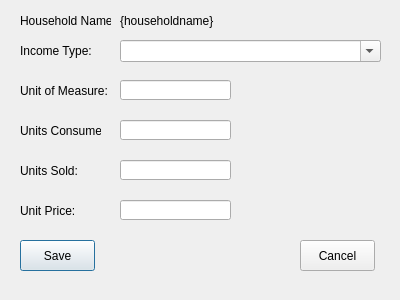
Before: the Qt Designer form open-ihm/gui/designs/ui_household_income_crops.ui in snim2mirror/openihm, drawn with Qt 5.
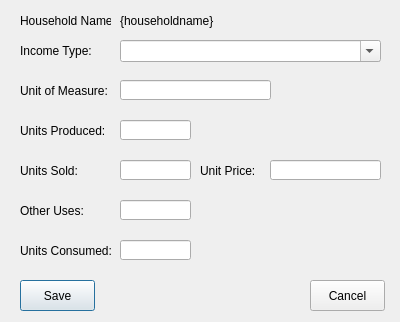
After: the same form once the commit is applied.

Commit message: Issue 35, 36 and 42: Modified data entry forms for assets, income: crops, livestock, transfers etc

What changed in the file:
```diff
--- a/open-ihm/gui/designs/ui_household_income_crops.ui
+++ b/open-ihm/gui/designs/ui_household_income_crops.ui
@@ -7,7 +7,7 @@
     <x>0</x>
     <y>0</y>
     <width>400</width>
-    <height>300</height>
+    <height>322</height>
    </rect>
   </property>
   <property name="windowTitle">
@@ -29,8 +29,8 @@
   <widget class="QLineEdit" name="txtUnitPrice">
    <property name="geometry">
     <rect>
-     <x>120</x>
-     <y>200</y>
+     <x>270</x>
+     <y>160</y>
      <width>111</width>
      <height>20</height>
     </rect>
@@ -49,12 +49,12 @@
     <bool>true</bool>
    </property>
   </widget>
-  <widget class="QLineEdit" name="txtUnitOfMeasure">
+  <widget class="QLineEdit" name="txtUnitsProduced">
    <property name="geometry">
     <rect>
      <x>120</x>
-     <y>80</y>
-     <width>111</width>
+     <y>120</y>
+     <width>71</width>
      <height>20</height>
     </rect>
    </property>
@@ -63,8 +63,8 @@
    <property name="geometry">
     <rect>
      <x>120</x>
-     <y>160</y>
-     <width>111</width>
+     <y>240</y>
+     <width>71</width>
      <height>20</height>
     </rect>
    </property>
@@ -72,8 +72,8 @@
   <widget class="QPushButton" name="cmdCancel">
    <property name="geometry">
     <rect>
-     <x>300</x>
-     <y>240</y>
+     <x>310</x>
+     <y>280</y>
      <width>75</width>
      <height>31</height>
     </rect>
@@ -85,9 +85,9 @@
   <widget class="QLabel" name="label_6">
    <property name="geometry">
     <rect>
-     <x>20</x>
-     <y>200</y>
-     <width>91</width>
+     <x>200</x>
+     <y>160</y>
+     <width>61</width>
      <height>21</height>
     </rect>
    </property>
@@ -112,34 +112,34 @@
    <property name="geometry">
     <rect>
      <x>20</x>
-     <y>80</y>
+     <y>120</y>
      <width>91</width>
      <height>21</height>
     </rect>
    </property>
    <property name="text">
-    <string>Unit of Measure:</string>
+    <string>Units Produced:</string>
    </property>
   </widget>
   <widget class="QLabel" name="label_5">
    <property name="geometry">
     <rect>
      <x>20</x>
-     <y>160</y>
+     <y>240</y>
      <width>91</width>
      <height>21</height>
     </rect>
    </property>
    <property name="text">
-    <string>Units Sold:</string>
+    <string>Units Consumed:</string>
    </property>
   </widget>
   <widget class="QLineEdit" name="txtUnitsConsumed">
    <property name="geometry">
     <rect>
      <x>120</x>
-     <y>120</y>
-     <width>111</width>
+     <y>160</y>
+     <width>71</width>
      <height>20</height>
     </rect>
    </property>
@@ -161,20 +161,20 @@
    <property name="geometry">
     <rect>
      <x>20</x>
-     <y>120</y>
+     <y>160</y>
      <width>81</width>
      <height>21</height>
     </rect>
    </property>
    <property name="text">
-    <string>Units Consumed:</string>
+    <string>Units Sold:</string>
    </property>
   </widget>
   <widget class="QPushButton" name="cmdSave">
    <property name="geometry">
     <rect>
      <x>20</x>
-     <y>240</y>
+     <y>280</y>
      <width>75</width>
      <height>31</height>
     </rect>
@@ -186,6 +186,52 @@
     <bool>true</bool>
    </property>
   </widget>
+  <widget class="QLabel" name="label_7">
+   <property name="geometry">
+    <rect>
+     <x>20</x>
+     <y>80</y>
+     <width>91</width>
+     <height>21</height>
+    </rect>
+   </property>
+   <property name="text">
+    <string>Unit of Measure:</string>
+   </property>
+  </widget>
+  <widget class="QLineEdit" name="txtUnitOfMeasure">
+   <property name="geometry">
+    <rect>
+     <x>120</x>
+     <y>80</y>
+     <width>151</width>
+     <height>20</height>
+    </rect>
+   </property>
+  </widget>
+  <widget class="QLineEdit" name="txtUnitsOtherUses">
+   <property name="geometry">
+    <rect>
+     <x>120</x>
+     <y>200</y>
+     <width>71</width>
+     <height>20</height>
+    </rect>
+   </property>
+  </widget>
+  <widget class="QLabel" name="label_8">
+   <property name="geometry">
+    <rect>
+     <x>20</x>
+     <y>200</y>
+     <width>81</width>
+     <height>21</height>
+    </rect>
+   </property>
+   <property name="text">
+    <string>Other Uses:</string>
+   </property>
+  </widget>
  </widget>
  <tabstops>
   <tabstop>cboIncomeType</tabstop>
```
Left out of the diff: 8 changed lines with no effect on the pictures. The commit also changes 13 other files.
